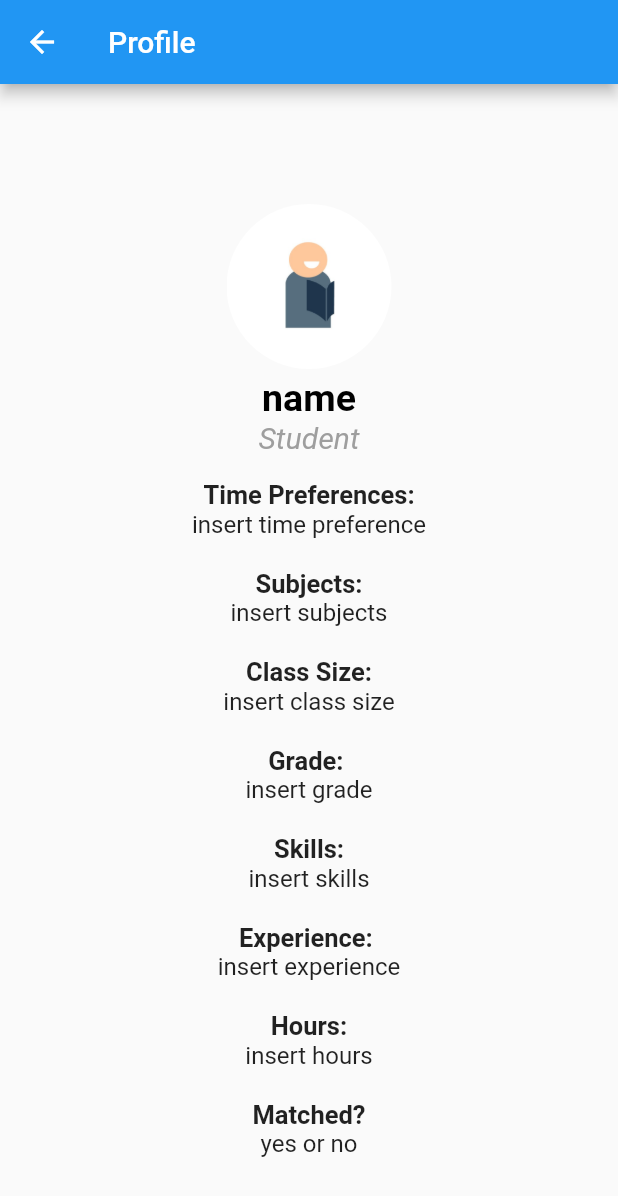
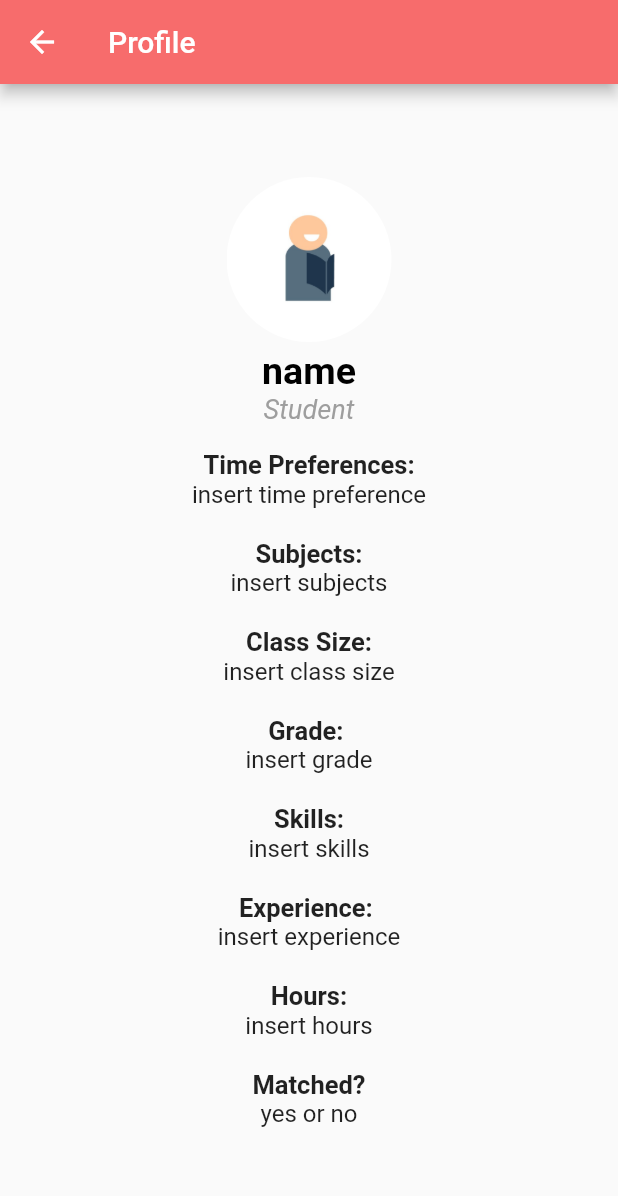
Before and after one commit to 20iyerd/hack_mit_2020, a Flutter app: the Backdrop screen opened directly, in the side drawer, after a tap on "Profile", on a phone screen of 412 x 824 dp. Shown: the top 1196 px of the screen. Run offline on Flutter 3.47's test engine with Material 2 defaults, Android fonts, the phone set to English and light mode, and no system bars; our stand-ins replace cloud_firestore, firebase_auth, firebase_core, google_fonts; missing offline and left inert: multiselect_formfield; accounts and stored records are empty; network calls fail.

Commit message:
more design things

```diff
--- a/lib/backdrop.dart
+++ b/lib/backdrop.dart
@@ -27,7 +27,7 @@ class _BackdropState extends State<Backdrop> //added backdrop for added function
       brightness: Brightness.dark, //make top status bar of phone icons appear white for contrast
       elevation: 0.0,
       titleSpacing: 0.0,
-      backgroundColor: Colors.blueGrey,
+      backgroundColor: Color (0xfff76c6c),
       title: Text('Explore'),
       actions: <Widget>[
         IconButton(
@@ -63,8 +63,11 @@ class _BackdropState extends State<Backdrop> //added backdrop for added function
       padding: EdgeInsets.zero,
       children: <Widget>[
         DrawerHeader(
-          child: Text('Menu'),
+          //child: Text('Menu'),
           decoration: BoxDecoration(
+            image: DecorationImage(
+              image: NetworkImage("https://cdn.dribbble.com/users/1431602/screenshots/5020547/golden-gate.gif"), alignment:Alignment.topCenter,
+                fit: BoxFit.cover),
             color: Colors.blue,
             )
           ),
@@ -148,16 +151,14 @@ class _ProfileState extends State<Profile> {
       return Scaffold(
           appBar: AppBar(
             title: const Text('Profile'),
+            backgroundColor: Color(0xfff76c6c),
           ),
           // body contains name, subject, preferences, etc
           body: Center(
               child: SingleChildScrollView(
                 child: Column(children: <Widget>[
-                  SizedBox(
-                    height: 28,
-                  ),
                   Container(
-                    margin: EdgeInsets.fromLTRB(10.0, 10.0, 10.0, 5.0),
+                    margin: EdgeInsets.fromLTRB(10.0, 0, 10.0, 5.0),
                     width: 110,
                     height: 110,
                     decoration: BoxDecoration(
@@ -180,7 +181,7 @@ class _ProfileState extends State<Profile> {
                   Text(
                     'Student',
                     style: TextStyle(
-                      fontSize: 20.0,
+                      fontSize: 18.0,
                       color: Colors.grey,
                       fontStyle: FontStyle.italic,
                     ),
@@ -348,6 +349,7 @@ class _DashboardState extends State<Dashboard> {
       return Scaffold(
       appBar: AppBar(
         title: const Text('Student Dashboard'),
+        backgroundColor: Color(0xfff76c6c),
       ),
         body: Center(
           child: SingleChildScrollView(
@@ -424,6 +426,7 @@ class _DashboardState extends State<Dashboard> {
       return Scaffold(
         appBar: AppBar(
           title: const Text("Teacher Dashboard"),
+          backgroundColor: Color(0xfff76c6c),
         ),
         body: Center(
             child: SingleChildScrollView(
@@ -527,6 +530,7 @@ class _OtherMatchesState extends State<OtherMatches> {
     return Scaffold(
       appBar: AppBar(
         title: const Text('Match Requests'),
+        backgroundColor: Color(0xfff76c6c),
       ),
       body: ListView(
         padding: const EdgeInsets.all(5),
```
